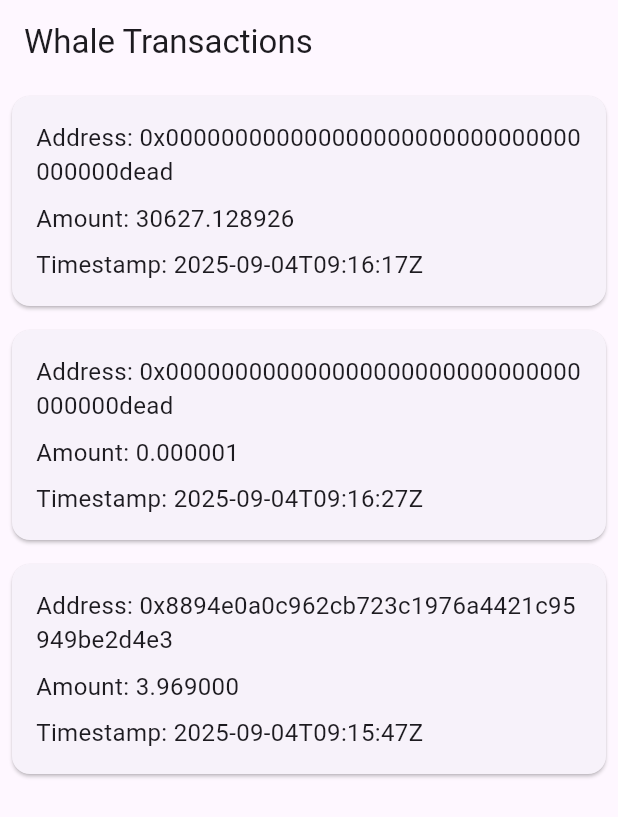
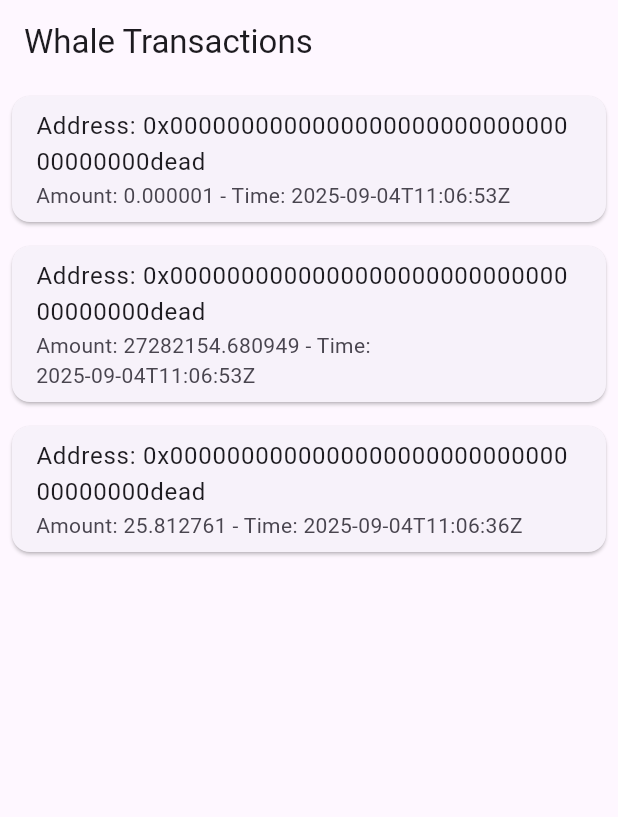
Before and after one commit to ygtsmt/crew_deneme, a Flutter app: the screen it shows after launch, on a phone screen of 412 x 824 dp. Shown: the top 817 px of the screen. Run offline on Flutter 3.47's test engine with Material 3 defaults, Android fonts, the phone set to English and light mode, and no system bars.

Commit message:
Automated code generation for whale tracking Flutter app

```diff
--- a/lib/main.dart
+++ b/lib/main.dart
@@ -17,44 +17,38 @@ class WhaleTrackingApp extends StatelessWidget {
 class WhaleListScreen extends StatelessWidget {
   final List<Map<String, dynamic>> transactions = [
     {
-      "whale_address": "0x000000000000000000000000000000000000dead",
-      "value_formatted": "30627.128926",
-      "timestamp": "2025-09-04T09:16:17Z"
+      'whale_address': '0x000000000000000000000000000000000000dead',
+      'value_formatted': '0.000001',
+      'timestamp': '2025-09-04T11:06:53Z'
     },
     {
-      "whale_address": "0x000000000000000000000000000000000000dead",
-      "value_formatted": "0.000001",
-      "timestamp": "2025-09-04T09:16:27Z"
+      'whale_address': '0x000000000000000000000000000000000000dead',
+      'value_formatted': '27282154.680949',
+      'timestamp': '2025-09-04T11:06:53Z'
     },
     {
-      "whale_address": "0x8894e0a0c962cb723c1976a4421c95949be2d4e3",
-      "value_formatted": "3.969000",
-      "timestamp": "2025-09-04T09:15:47Z"
-    }
+      'whale_address': '0x000000000000000000000000000000000000dead',
+      'value_formatted': '25.812761',
+      'timestamp': '2025-09-04T11:06:36Z'
+    },
+    // Additional transactions can be added here
   ];
 
   @override
   Widget build(BuildContext context) {
     return Scaffold(
-      appBar: AppBar(title: Text('Whale Transactions')),
+      appBar: AppBar(
+        title: Text('Whale Transactions'),
+      ),
       body: ListView.builder(
         itemCount: transactions.length,
         itemBuilder: (context, index) {
           final transaction = transactions[index];
           return Card(
             margin: EdgeInsets.all(8.0),
-            child: Padding(
-              padding: EdgeInsets.all(16.0),
-              child: Column(
-                crossAxisAlignment: CrossAxisAlignment.start,
-                children: <Widget>[
-                  Text('Address: ${transaction['whale_address']}', style: TextStyle(fontSize: 16)),
-                  SizedBox(height: 8),
-                  Text('Amount: ${transaction['value_formatted']}', style: TextStyle(fontSize: 16)),
-                  SizedBox(height: 8),
-                  Text('Timestamp: ${transaction['timestamp']}', style: TextStyle(fontSize: 16)),
-                ],
-              ),
+            child: ListTile(
+              title: Text('Address: ${transaction['whale_address']}'),
+              subtitle: Text('Amount: ${transaction['value_formatted']} - Time: ${transaction['timestamp']}'),
             ),
           );
         },
```
